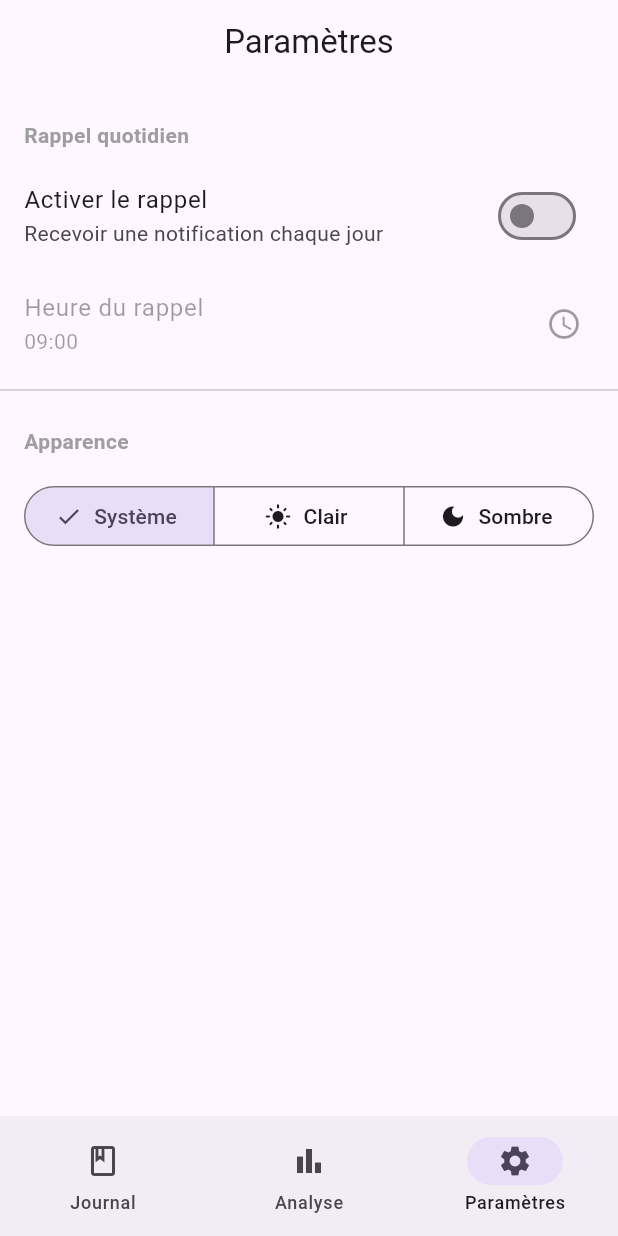
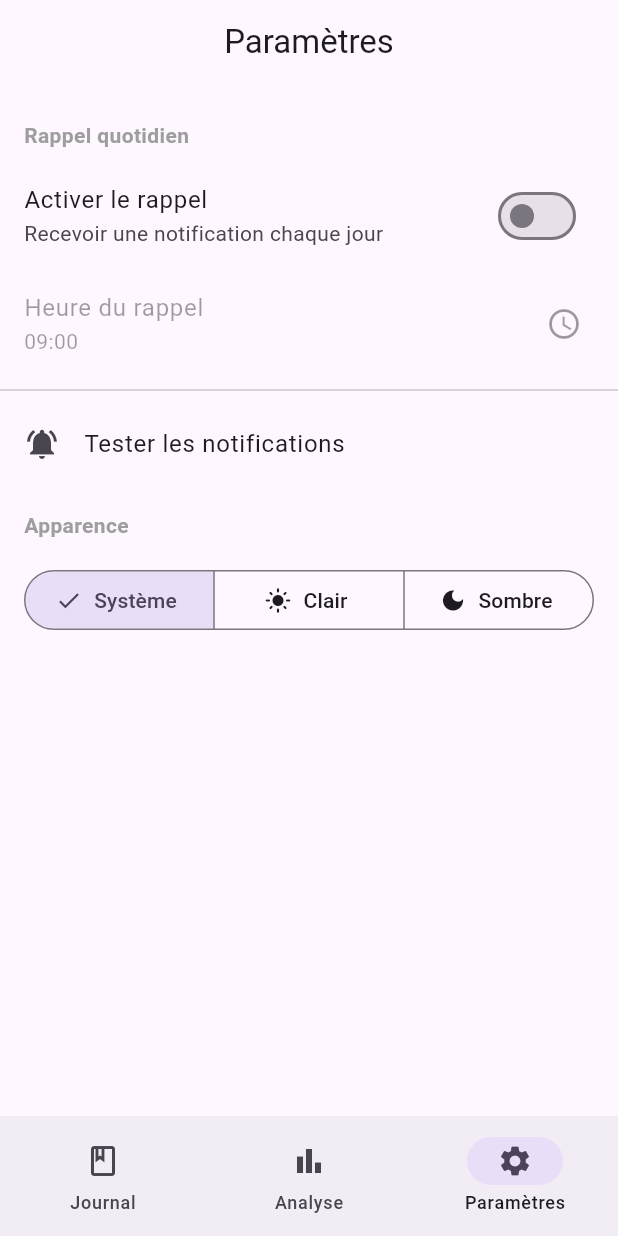
Before and after one commit to mdevcdso/Mood-Metrics, a Flutter app: the screen it shows after launch, item 3 of the bottom bar chosen, on a phone screen of 412 x 824 dp. Run offline on Flutter 3.47's test engine with Material 3 defaults, Android fonts, the phone set to English and light mode, and no system bars; our stand-ins replace bloc, flutter_bloc, flutter_local_notifications, flutter_timezone, shared_preferences, timezone.

Commit message:
feat: ajout bouton de test des notifs

```diff
--- a/lib/screens/settings_screen.dart
+++ b/lib/screens/settings_screen.dart
@@ -68,6 +68,13 @@ class SettingsScreen extends StatelessWidget {
                   : null,
             ),
             const Divider(),
+            ListTile(
+              title: const Text('Tester les notifications'),
+              leading: const Icon(Icons.notifications_active),
+              onTap: () {
+                context.read<SettingsBloc>().notificationService.showTestNotification();
+              },
+            ),
             const Padding(
               padding: EdgeInsets.fromLTRB(16, 16, 16, 8),
               child: Text(
```
